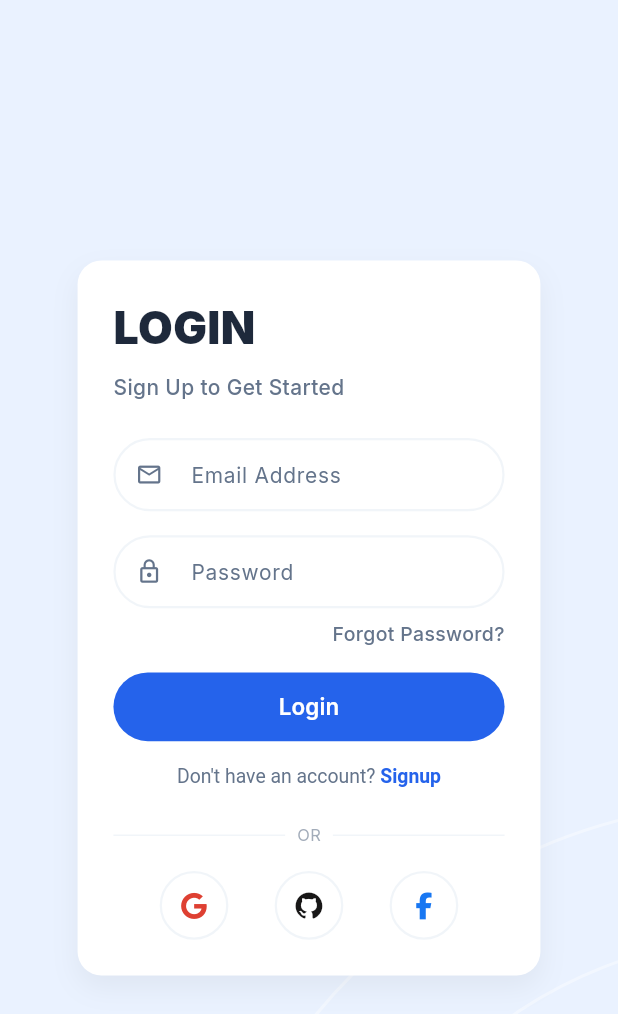
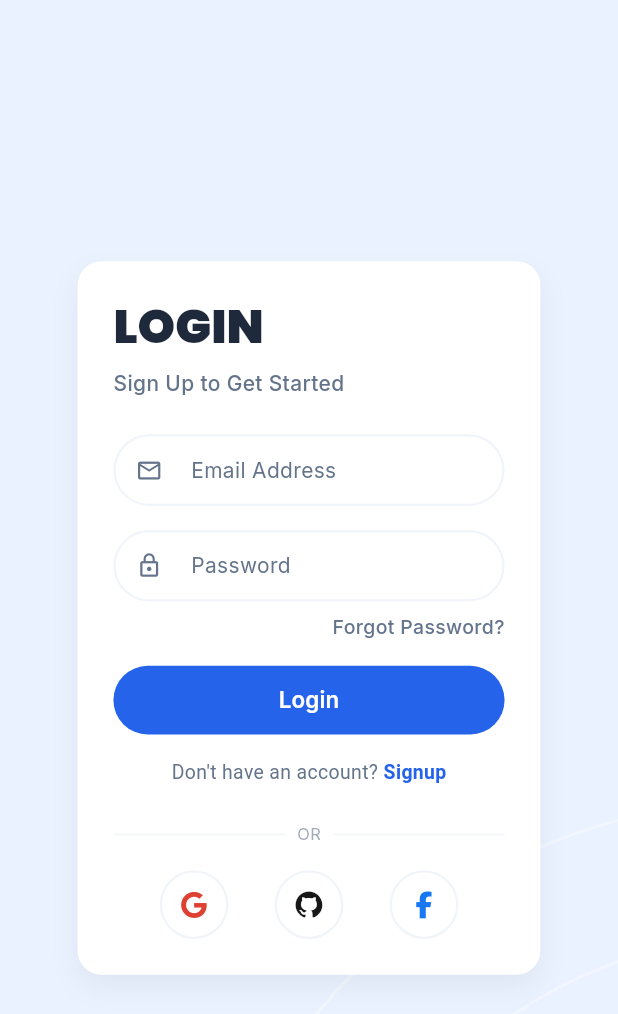
Before and after one commit to Uththara-g0922/prepwise_AI, a Flutter app: the screen it shows after launch, after a tap on "Get Started", on a phone screen of 412 x 824 dp. Shown: the top 1014 px of the screen. Run offline on Flutter 3.47's test engine with Material 3 defaults, Android fonts, the phone set to English and light mode, and no system bars; our stand-ins replace font_awesome_flutter, google_fonts.

Commit message:
Replace hardcoded text styles and colors with central theme

```diff
--- a/lib/features/login/presentation/login_screen.dart
+++ b/lib/features/login/presentation/login_screen.dart
@@ -40,10 +40,13 @@ class _LoginScreenState extends State<LoginScreen>
     super.dispose();
   }
 
-  InputDecoration _inputStyle(String hint, IconData icon) {
+  // AppColors සහ AppRadius වලින් Input Style එක නිර්මාණය කිරීම
+  InputDecoration _inputStyle(String hint, IconData icon, ThemeData theme) {
     return InputDecoration(
       hintText: hint,
-      hintStyle: const TextStyle(color: AppColors.textSecondary, fontSize: 14),
+      hintStyle: theme.textTheme.bodyMedium?.copyWith(
+        color: AppColors.textSecondary,
+      ),
       prefixIcon: Icon(icon, color: AppColors.textSecondary, size: 18),
       contentPadding: const EdgeInsets.symmetric(vertical: 14),
       enabledBorder: OutlineInputBorder(
@@ -62,6 +65,8 @@ class _LoginScreenState extends State<LoginScreen>
 
   @override
   Widget build(BuildContext context) {
+    final theme = Theme.of(context); // AppTextTheme එකෙන් styles ගැනීමට
+
     return Scaffold(
       backgroundColor: AppColors.background,
       body: SafeArea(
@@ -105,19 +110,19 @@ class _LoginScreenState extends State<LoginScreen>
                         crossAxisAlignment: CrossAxisAlignment.start,
                         mainAxisSize: MainAxisSize.min,
                         children: [
-                          const Text(
+                          // LOGIN Text එකට headlineLarge හෝ headlineMedium භාවිතය (FontSize 30 ට ආසන්න නිසා)
+                          Text(
                             'LOGIN',
-                            style: TextStyle(
-                              fontSize: 30,
+                            style: theme.textTheme.headlineLarge?.copyWith(
+                              color: AppColors.textPrimary,
                               fontWeight: FontWeight.w900,
-                              color: AppColors.textPrimary,
                             ),
                           ),
                           const SizedBox(height: AppSpacing.sm),
-                          const Text(
+
+                          Text(
                             'Sign Up to Get Started',
-                            style: TextStyle(
-                              fontSize: 14,
+                            style: theme.textTheme.bodyMedium?.copyWith(
                               color: AppColors.textSecondary,
                               fontWeight: FontWeight.w500,
                             ),
@@ -128,13 +133,13 @@ class _LoginScreenState extends State<LoginScreen>
                           TextFormField(
                             controller: _emailController,
                             keyboardType: TextInputType.emailAddress,
-                            style: const TextStyle(
-                              fontSize: 14,
+                            style: theme.textTheme.bodyMedium?.copyWith(
                               color: AppColors.textPrimary,
                             ),
                             decoration: _inputStyle(
                               'Email Address',
                               Icons.mail_outline,
+                              theme,
                             ),
                           ),
                           const SizedBox(height: AppSpacing.md),
@@ -143,13 +148,13 @@ class _LoginScreenState extends State<LoginScreen>
                           TextFormField(
                             controller: _passwordController,
                             obscureText: true,
-                            style: const TextStyle(
-                              fontSize: 14,
+                            style: theme.textTheme.bodyMedium?.copyWith(
                               color: AppColors.textPrimary,
                             ),
                             decoration: _inputStyle(
                               'Password',
                               Icons.lock_outline,
+                              theme,
                             ),
                           ),
                           const SizedBox(height: AppSpacing.sm),
@@ -159,12 +164,12 @@ class _LoginScreenState extends State<LoginScreen>
                             alignment: Alignment.centerRight,
                             child: GestureDetector(
                               onTap: () {},
-                              child: const Text(
+                              child: Text(
                                 'Forgot Password?',
-                                style: TextStyle(
+                                style: theme.textTheme.bodyMedium?.copyWith(
                                   color: AppColors.textSecondary,
+                                  fontWeight: FontWeight.w500,
                                   fontSize: 13,
-                                  fontWeight: FontWeight.w500,
                                 ),
                               ),
                             ),
@@ -188,11 +193,10 @@ class _LoginScreenState extends State<LoginScreen>
                                 ),
                                 elevation: 0,
                               ),
-                              child: const Text(
+                              child: Text(
                                 'Login',
-                                style: TextStyle(
+                                style: theme.textTheme.labelLarge?.copyWith(
                                   fontSize: 15,
-                                  fontWeight: FontWeight.w600,
                                   color: Colors.white,
                                 ),
                               ),
@@ -205,10 +209,12 @@ class _LoginScreenState extends State<LoginScreen>
                             child: GestureDetector(
                               onTap: () {},
                               child: RichText(
-                                text: const TextSpan(
-                                  style: TextStyle(fontSize: 13),
+                                text: TextSpan(
+                                  style: theme.textTheme.bodyMedium?.copyWith(
+                                    fontSize: 13,
+                                  ),
                                   children: [
-                                    TextSpan(
+                                    const TextSpan(
                                       text: "Don't have an account? ",
                                       style: TextStyle(
                                         color: AppColors.textSecondary,
@@ -216,7 +222,7 @@ class _LoginScreenState extends State<LoginScreen>
                                     ),
                                     TextSpan(
                                       text: "Signup",
-                                      style: TextStyle(
+                                      style: const TextStyle(
                                         color: AppColors.primary,
                                         fontWeight: FontWeight.bold,
                                       ),
@@ -240,7 +246,7 @@ class _LoginScreenState extends State<LoginScreen>
                                 ),
                                 child: Text(
                                   'OR',
-                                  style: TextStyle(
+                                  style: theme.textTheme.bodyMedium?.copyWith(
                                     color: AppColors.textSecondary.withOpacity(
                                       0.6,
                                     ),
```
